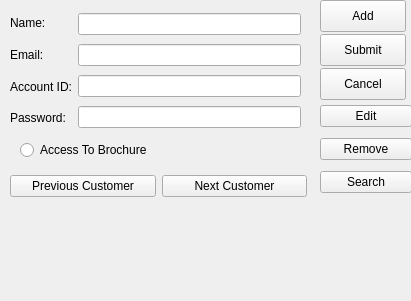
This is CS1C-Project-Master/customeraddressbook.ui in AustinVaday/CS1C-Class-Project as Qt 5 draws it before an edit. The edited form follows.
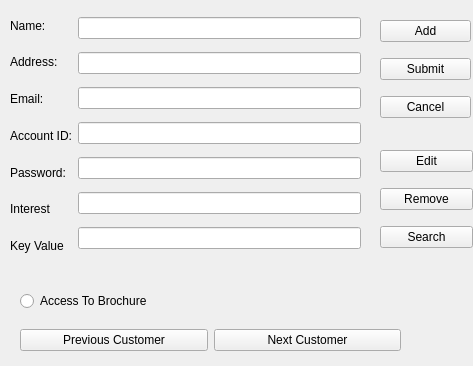
This is the edited form.

Diff of the .ui file:
```diff
--- a/CS1C-Project-Master/customeraddressbook.ui
+++ b/CS1C-Project-Master/customeraddressbook.ui
@@ -6,8 +6,8 @@
    <rect>
     <x>0</x>
     <y>0</y>
-    <width>411</width>
-    <height>301</height>
+    <width>473</width>
+    <height>366</height>
    </rect>
   </property>
   <property name="windowTitle">
@@ -18,8 +18,8 @@
     <rect>
      <x>10</x>
      <y>10</y>
-     <width>291</width>
-     <height>121</height>
+     <width>351</width>
+     <height>251</height>
     </rect>
    </property>
    <layout class="QHBoxLayout" name="horizontalLayout">
@@ -32,6 +32,13 @@
         </property>
        </widget>
       </item>
+      <item>
+       <widget class="QLabel" name="CustomerAddress">
+        <property name="text">
+         <string>Address:</string>
+        </property>
+       </widget>
+      </item>
       <item>
        <widget class="QLabel" name="label_2">
         <property name="text">
@@ -53,6 +60,20 @@
         </property>
        </widget>
       </item>
+      <item>
+       <widget class="QLabel" name="label_5">
+        <property name="text">
+         <string>Interest</string>
+        </property>
+       </widget>
+      </item>
+      <item>
+       <widget class="QLabel" name="label_6">
+        <property name="text">
+         <string>Key Value</string>
+        </property>
+       </widget>
+      </item>
      </layout>
     </item>
     <item>
@@ -60,6 +81,9 @@
       <item>
        <widget class="QLineEdit" name="NameEdit"/>
       </item>
+      <item>
+       <widget class="QLineEdit" name="addressEdit"/>
+      </item>
       <item>
        <widget class="QLineEdit" name="EmailEdit"/>
       </item>
@@ -69,6 +93,12 @@
       <item>
        <widget class="QLineEdit" name="PasswordEdit"/>
       </item>
+      <item>
+       <widget class="QLineEdit" name="interestEdit"/>
+      </item>
+      <item>
+       <widget class="QLineEdit" name="keyValueEdit"/>
+      </item>
      </layout>
     </item>
    </layout>
@@ -76,21 +106,43 @@
   <widget class="QWidget" name="layoutWidget">
    <property name="geometry">
     <rect>
-     <x>320</x>
-     <y>0</y>
-     <width>86</width>
-     <height>100</height>
+     <x>380</x>
+     <y>10</y>
+     <width>91</width>
+     <height>121</height>
     </rect>
    </property>
-   <layout class="QVBoxLayout" name="verticalLayout_3"/>
+   <layout class="QVBoxLayout" name="addSubmitCancelLayout">
+    <item>
+     <widget class="QPushButton" name="addButton">
+      <property name="text">
+       <string>Add</string>
+      </property>
+     </widget>
+    </item>
+    <item>
+     <widget class="QPushButton" name="submitButton">
+      <property name="text">
+       <string>Submit</string>
+      </property>
+     </widget>
+    </item>
+    <item>
+     <widget class="QPushButton" name="cancelButton">
+      <property name="text">
+       <string>Cancel</string>
+      </property>
+     </widget>
+    </item>
+   </layout>
   </widget>
   <widget class="QWidget" name="layoutWidget">
    <property name="geometry">
     <rect>
-     <x>320</x>
-     <y>100</y>
-     <width>92</width>
-     <height>100</height>
+     <x>380</x>
+     <y>140</y>
+     <width>93</width>
+     <height>121</height>
     </rect>
    </property>
    <layout class="QVBoxLayout" name="verticalLayout_4">
@@ -117,50 +169,11 @@
     </item>
    </layout>
   </widget>
-  <widget class="QPushButton" name="addButton">
-   <property name="geometry">
-    <rect>
-     <x>320</x>
-     <y>0</y>
-     <width>86</width>
-     <height>32</height>
-    </rect>
-   </property>
-   <property name="text">
-    <string>Add</string>
-   </property>
-  </widget>
-  <widget class="QPushButton" name="cancelButton">
-   <property name="geometry">
-    <rect>
-     <x>320</x>
-     <y>68</y>
-     <width>86</width>
-     <height>32</height>
-    </rect>
-   </property>
-   <property name="text">
-    <string>Cancel</string>
-   </property>
-  </widget>
-  <widget class="QPushButton" name="submitButton">
-   <property name="geometry">
-    <rect>
-     <x>320</x>
-     <y>34</y>
-     <width>86</width>
-     <height>32</height>
-    </rect>
-   </property>
-   <property name="text">
-    <string>Submit</string>
-   </property>
-  </widget>
   <widget class="QLabel" name="warningLabel">
    <property name="geometry">
     <rect>
-     <x>10</x>
-     <y>200</y>
+     <x>0</x>
+     <y>260</y>
      <width>391</width>
      <height>31</height>
     </rect>
@@ -172,10 +185,10 @@
   <widget class="QWidget" name="layoutWidget">
    <property name="geometry">
     <rect>
-     <x>10</x>
-     <y>170</y>
-     <width>297</width>
-     <height>32</height>
+     <x>20</x>
+     <y>320</y>
+     <width>381</width>
+     <height>41</height>
     </rect>
    </property>
    <layout class="QHBoxLayout" name="horizontalLayout_2">
@@ -199,9 +212,9 @@
    <property name="geometry">
     <rect>
      <x>20</x>
-     <y>140</y>
+     <y>290</y>
      <width>287</width>
-     <height>20</height>
+     <height>22</height>
     </rect>
    </property>
    <layout class="QHBoxLayout" name="horizontalLayout_4">
```
Left out of the diff: 15 changed lines with no effect on the pictures.
